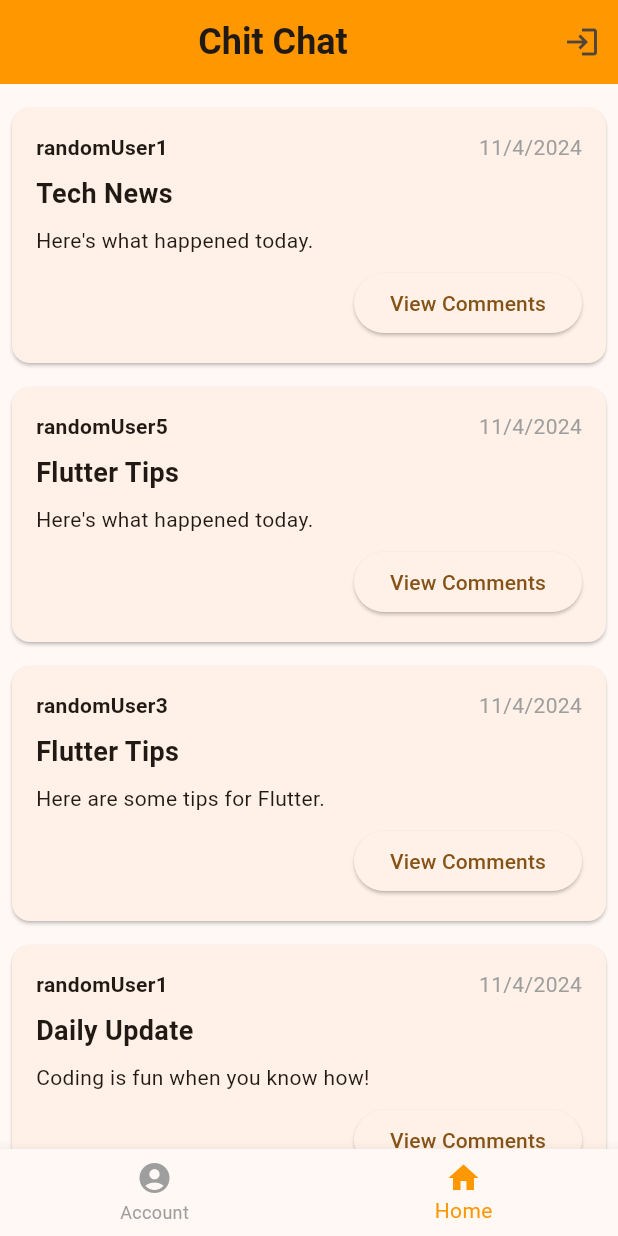
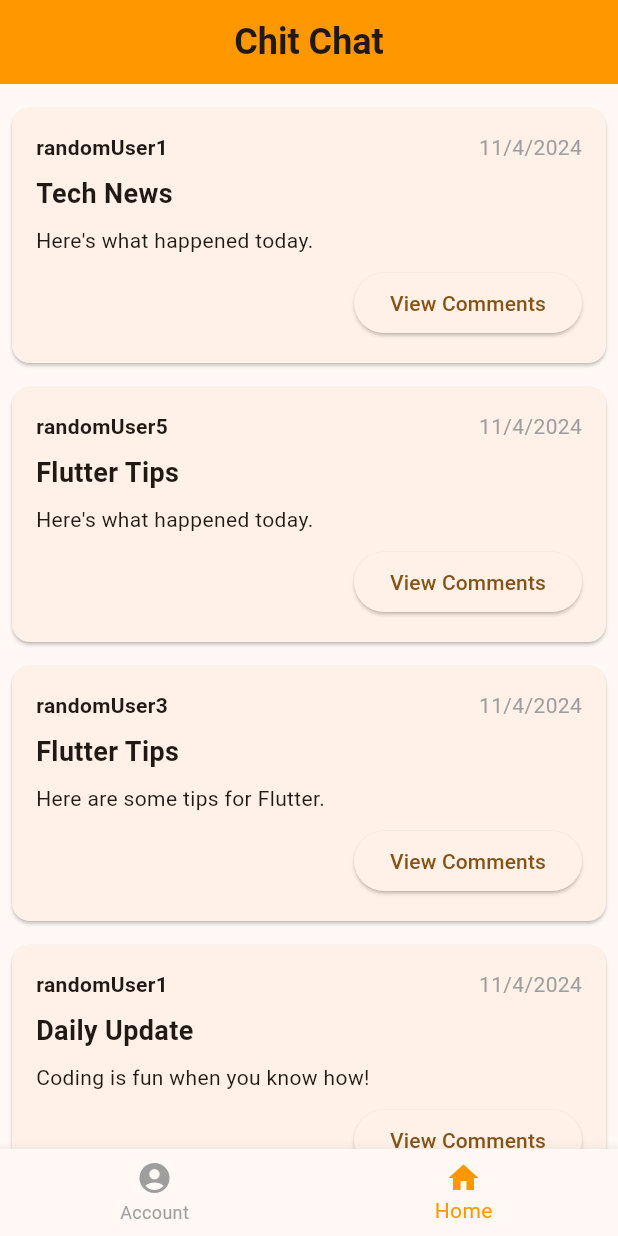
Before and after one commit to usd-cs/COMP-491-24-25-Eversun-intro-project, a Flutter app: the screen it shows after launch, on a phone screen of 412 x 824 dp. Run offline on Flutter 3.47's test engine with Material 3 defaults, Android fonts, the phone set to English and light mode, and no system bars.

Commit message:
Slight corrections to log in options, admin control and overall app interaction.

```diff
--- a/chitchat_app/lib/main.dart
+++ b/chitchat_app/lib/main.dart
@@ -36,18 +36,28 @@
   int _selectedIndex = 1; // Tracks the selected navigation index.
   bool isLoggedIn = false;
   bool isAdmin = false;
+  String currentUsername = " ";
+  late List<Widget> _pages; // Declare _pages here without initializing
 
-  // List of pages for navigation.
-  static const List<Widget> _pages = <Widget>[
-    AccountPage(),
+  @override
+  void initState() {
+    super.initState();
+    // Initialize _pages here where instance variables are accessible
+    _pages = [
+      AccountPage(username: currentUsername),
       HomePage(),
     ];
+  }
 
   /// Handles bottom navigation taps and updates selected index.
   void _onItemTapped(int index) {
+    if (index == 0 && !isLoggedIn) { // Account page index is 0
+      _showLoginDialog();
+    } else {
       setState(() {
         _selectedIndex = index;
       });
+    }
   }
 
   /// Displays a dialog to create a new post with a title and content.
@@ -156,18 +166,12 @@
           ),
         ),
         backgroundColor: Colors.orange,
-        actions: [
-          if (isLoggedIn)
-            IconButton(
+        leading: isLoggedIn
+            ? IconButton(
                 icon: const Icon(Icons.logout),
                 onPressed: _logout,
               )
-          else
-            IconButton(
-              icon: const Icon(Icons.login),
-              onPressed: _showLoginDialog,
-            ),
-        ],
+            : null,
       ),
       body: _pages[_selectedIndex], // Displays the current page.
       bottomNavigationBar: BottomNavigationBar(
@@ -236,6 +240,7 @@
                   setState(() {
                     isLoggedIn = true;
                     isAdmin = username == 'admin';
+                    currentUsername = username;
                   });
                   Navigator.of(context).pop();
                 } else {
@@ -262,7 +267,9 @@
 
 /// Account page that displays user information and recent posts.
 class AccountPage extends StatelessWidget {
-  const AccountPage({super.key});
+  const AccountPage({super.key, required this.username});
+
+  final String username;
 
   static List<Map<String, dynamic>> recentPosts = []; // Stores recent posts.
 
@@ -277,9 +284,9 @@
           backgroundImage: AssetImage('assets/default_profile.png'),
         ),
         const SizedBox(height: 16),
-        const Text(
-          'Username: user123',
-          style: TextStyle(fontSize: 18, fontWeight: FontWeight.bold),
+        Text(
+          'Username: $username',
+          style: const TextStyle(fontSize: 18, fontWeight: FontWeight.bold),
         ),
         const SizedBox(height: 8),
         const Text(
```
Lines whose indentation alone changed are shown as unchanged.
